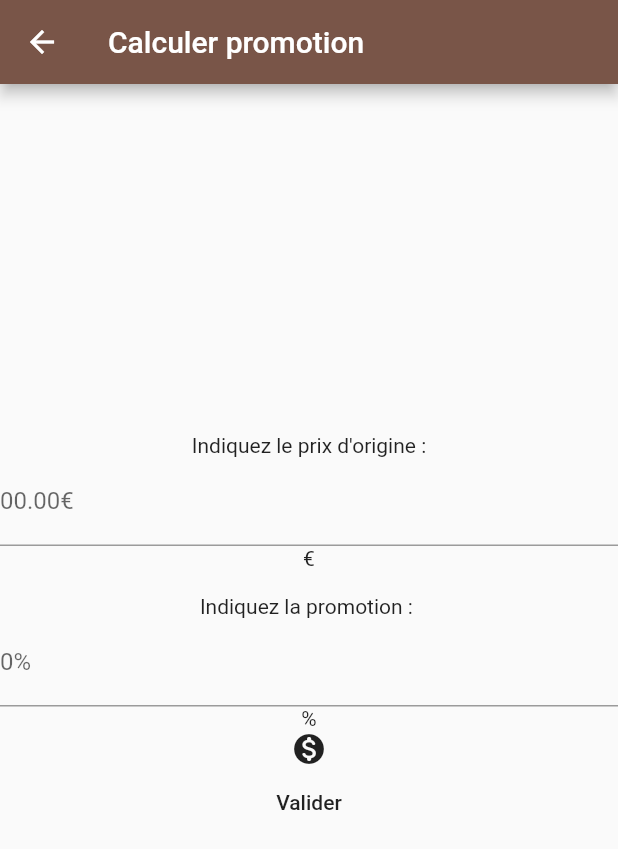
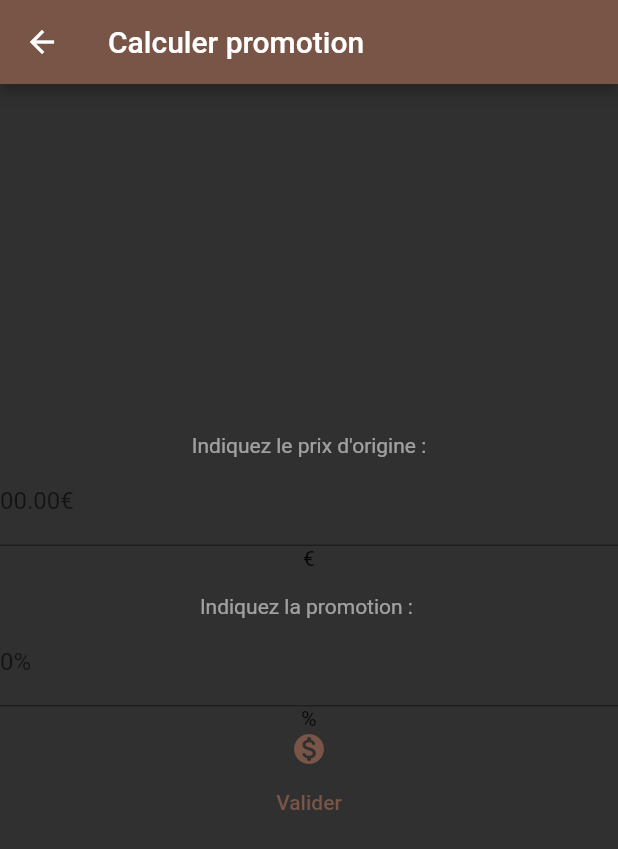
Before and after one commit to CedricLphn/flutter_week, a Flutter app: the Promotion screen opened by its route, on a phone screen of 412 x 824 dp. Shown: the top 849 px of the screen. Run offline on Flutter 3.47's test engine with Material 2 defaults, Android fonts, the phone set to English and light mode, and no system bars; our stand-ins replace shared_preferences; accounts and stored records are empty.

Commit message:
fix: design Temperature & promotion & aires view

```diff
--- a/musicweek/lib/views/promotion.dart
+++ b/musicweek/lib/views/promotion.dart
@@ -21,15 +21,17 @@ class Promotion extends StatefulWidget {
 }
 
 class _PromotionState extends State<Promotion> {
-  String prixOrigine="";
-  String promotion="";
-  String prixEco ="";
-  String prixFinal ="";
-  double promo; double prix;
+  String prixOrigine = "";
+  String promotion = "";
+  String prixEco = "";
+  String prixFinal = "";
+  double promo;
+  double prix;
 
   @override
   Widget build(BuildContext context) {
     return Scaffold(
+      backgroundColor: Colors.grey[850],
       appBar: AppBar(
         title: Text("Calculer promotion"),
       ),
@@ -39,66 +41,66 @@ class _PromotionState extends State<Promotion> {
           mainAxisSize: MainAxisSize.max,
           crossAxisAlignment: CrossAxisAlignment.center,
           children: <Widget>[
-            Text("Indiquez le prix d'origine :"),
+            Text(
+              "Indiquez le prix d'origine :",
+              style: TextStyle(color: Colors.white54),
+            ),
             TextField(
               keyboardType: TextInputType.number,
               onChanged: (String monPrixOrigine) {
-                setState(() { //pas de changement sans cette methode, les etats sont au centre de flutter
+                setState(() {
+                  //pas de changement sans cette methode, les etats sont au centre de flutter
                   prixOrigine = monPrixOrigine;
                 });
               },
-              decoration: new InputDecoration(
-                  labelText: "00.00€"
-              ),
-
+              decoration: new InputDecoration(labelText: "00.00€"),
             ),
             Text("€"),
             Text(""),
-            Text("Indiquez la promotion : "),
+            Text(
+              "Indiquez la promotion : ",
+              style: TextStyle(color: Colors.white54),
+            ),
             TextField(
-
               onChanged: (String maPromo) {
-                setState(() { //pas de changement sans cette methode, les etats sont au centre de flutter
+                setState(() {
+                  //pas de changement sans cette methode, les etats sont au centre de flutter
                   promotion = maPromo;
                 });
-
               },
-              decoration: new InputDecoration(
-                  labelText: "0%"
-              ),
+              decoration: new InputDecoration(labelText: "0%"),
             ),
             Text("%"),
-             new Icon(Icons.monetization_on_rounded),
-            FlatButton(onPressed: calculPromo,
-                child: new Text("Valider")
-
+            new Icon(
+              Icons.monetization_on_rounded,
+              color: Colors.brown,
             ),
-
+            TextButton(onPressed: calculPromo, child: new Text("Valider")),
             Text(prixEco),
             Text(prixFinal)
           ],
         ),
       ),
+    );
+  }
 
-    );
-
-  }
   void calculPromo() {
     setState(() {
       promo = double.parse(promotion);
       prix = double.parse(prixOrigine);
       promo = promo / 100;
-      if(promo > 1) {
+      if (promo > 1) {
         prixEco = "Attention, le taux ne doit pas être supérieur à 100%";
         prixFinal = "";
       } else {
         prixEco = "Vous avez économisé : " + (prix * promo).toString() + " €";
 
-        prixFinal = "Le prix après réduction de " + promotion + "% est de " + (prix - (prix * promo)).toString() + " €";
+        prixFinal = "Le prix après réduction de " +
+            promotion +
+            "% est de " +
+            (prix - (prix * promo)).toString() +
+            " €";
       }
     });
-
   }
-
-
 }
```
Also changed, not shown: musicweek/lib/views/aires.dart (+13 -14 lines), musicweek/lib/views/temperature_converter.dart (+11 -8 lines), 5 other files.
